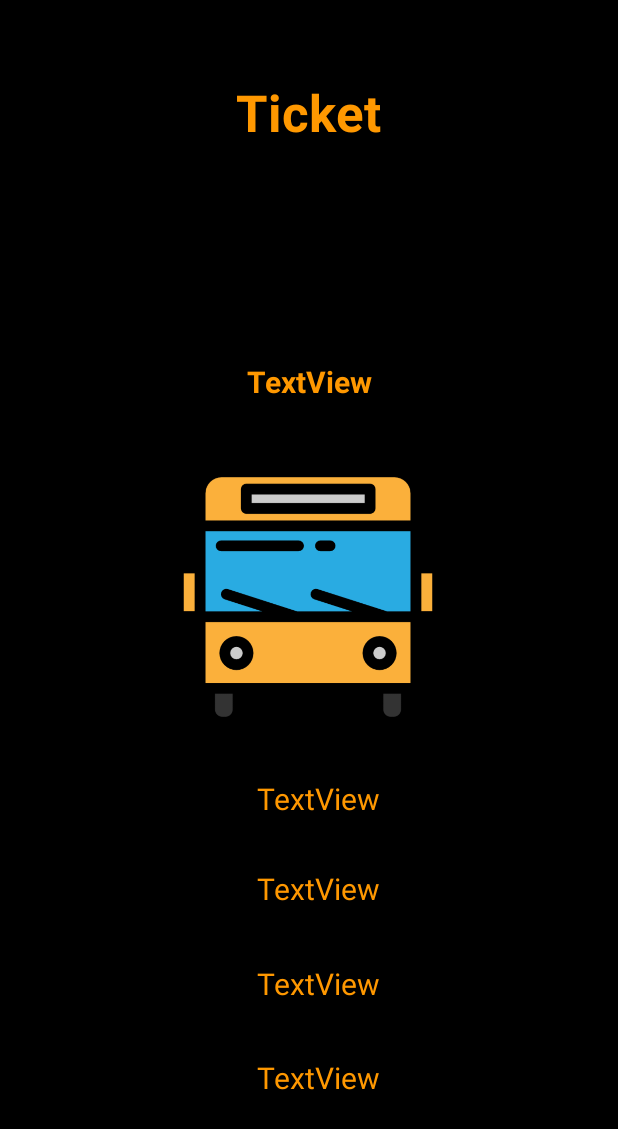
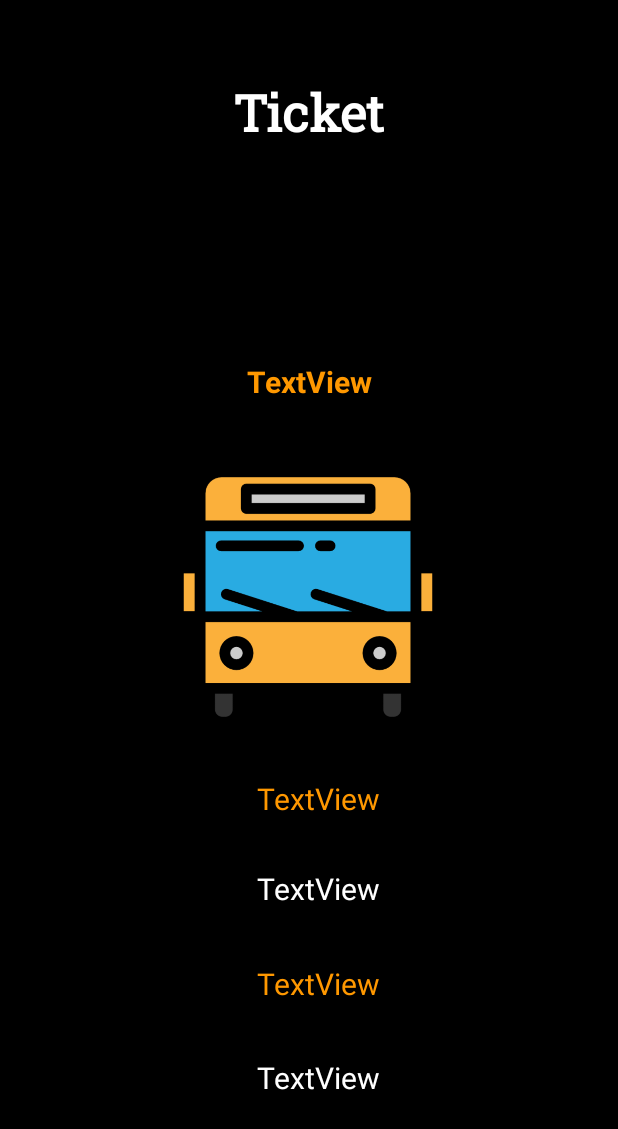
Before and after one commit to GowthamPB/BusTicketBooking, an Android app: the layout activity_ticket.xml on its own in the app's theme, with its tools: preview values and no code run, on a phone screen of 412 x 824 dp. Shown: the top 1129 px of the screen. Run offline under Robolectric (Android 15) with nearby library versions, the phone set to English and light mode, and no system bars.

Commit message:
Project completed

```diff
--- a/app/src/main/java/com/example/busticketbooking/SignUp.java
+++ b/app/src/main/java/com/example/busticketbooking/SignUp.java
@@ -65,7 +65,7 @@ public class SignUp extends AppCompatActivity {
                                     name.setError(null);
                                         if (email1.matches("^[a-zA-Z0-9_!#$%&’*+/=?`{|}~^.-]+@[a-zA-Z0-9.-]+$")) {
                                             email.setError(null);
-                                            if (password1.matches("^(?=.*[0-9])(?=.*[a-z])(?=.*[A-Z])(?=.*[@#$%^&+=])(?=\\S+$).{8,}$")) {
+                                            if (password1.matches("^(?=.*[0-9])(?=.*[a-z])(?=.*[A-Z])(?=.*[@#$%^&+=])(?=\\S+$).{8,20}$")) {
                                                 password.setError(null);
                                                 loader.setMessage("Sign Up in progress...");
                                                 loader.setCanceledOnTouchOutside(false);
--- a/app/src/main/java/com/example/busticketbooking/Ticket.java
+++ b/app/src/main/java/com/example/busticketbooking/Ticket.java
@@ -27,9 +27,6 @@ import java.util.ArrayList;
 
 public class Ticket extends AppCompatActivity {
     TextView VarBusID,VarSrc,VarDest,VarTimings,VarSeat;
-    FirebaseDatabase firebaseDatabase;
-    DatabaseReference databaseReference;
-    String BusID;
     @Override
     protected void onCreate(Bundle savedInstanceState) {
         super.onCreate(savedInstanceState);
@@ -50,8 +47,9 @@ public class Ticket extends AppCompatActivity {
         VarSrc.setText("From: "+src);
         VarDest.setText("To: "+dest);
         VarTimings.setText("Timings: "+Timings);
-        VarSeat.setText("Seat Num: "+Seats);
+        VarSeat.setText("Seat: "+Seats);
 
+        //Creating PDF of activity
         View view = getWindow().getDecorView().findViewById(android.R.id.content);
         view.setDrawingCacheEnabled(true);
         view.measure(View.MeasureSpec.makeMeasureSpec(0, View.MeasureSpec.UNSPECIFIED),View. MeasureSpec.makeMeasureSpec(0, View.MeasureSpec.UNSPECIFIED));
--- a/app/src/main/res/layout/activity_ticket.xml
+++ b/app/src/main/res/layout/activity_ticket.xml
@@ -12,8 +12,9 @@
         android:layout_width="wrap_content"
         android:layout_height="wrap_content"
         android:layout_marginTop="52dp"
+        android:fontFamily="@font/roboto_slab"
         android:text="Ticket"
-        android:textColor="@color/bg_yellow"
+        android:textColor="@color/white"
         android:textSize="34sp"
         android:textStyle="bold"
         app:layout_constraintEnd_toEndOf="parent"
@@ -67,7 +68,7 @@
         android:layout_width="wrap_content"
         android:layout_height="wrap_content"
         android:text="TextView"
-        android:textColor="@color/bg_yellow"
+        android:textColor="@color/white"
         android:textSize="20sp"
         app:layout_constraintBottom_toBottomOf="parent"
         app:layout_constraintEnd_toEndOf="parent"
@@ -95,7 +96,7 @@
         android:layout_height="wrap_content"
         android:layout_marginBottom="92dp"
         android:text="TextView"
-        android:textColor="@color/bg_yellow"
+        android:textColor="@color/white"
         android:textSize="20sp"
         app:layout_constraintBottom_toBottomOf="parent"
         app:layout_constraintEnd_toEndOf="parent"
--- a/app/src/main/res/layout/bus_rv_item.xml
+++ b/app/src/main/res/layout/bus_rv_item.xml
@@ -14,7 +14,7 @@
 
         <ImageView
             android:id="@+id/IdBusImg"
-            android:layout_width="322dp"
+            android:layout_width="282dp"
             android:layout_height="200dp"
             android:layout_marginLeft="40dp"
             android:background="@drawable/img"
```
Also changed, not shown: app/src/main/java/com/example/busticketbooking/Book_Bus.java (+50 -44 lines).
